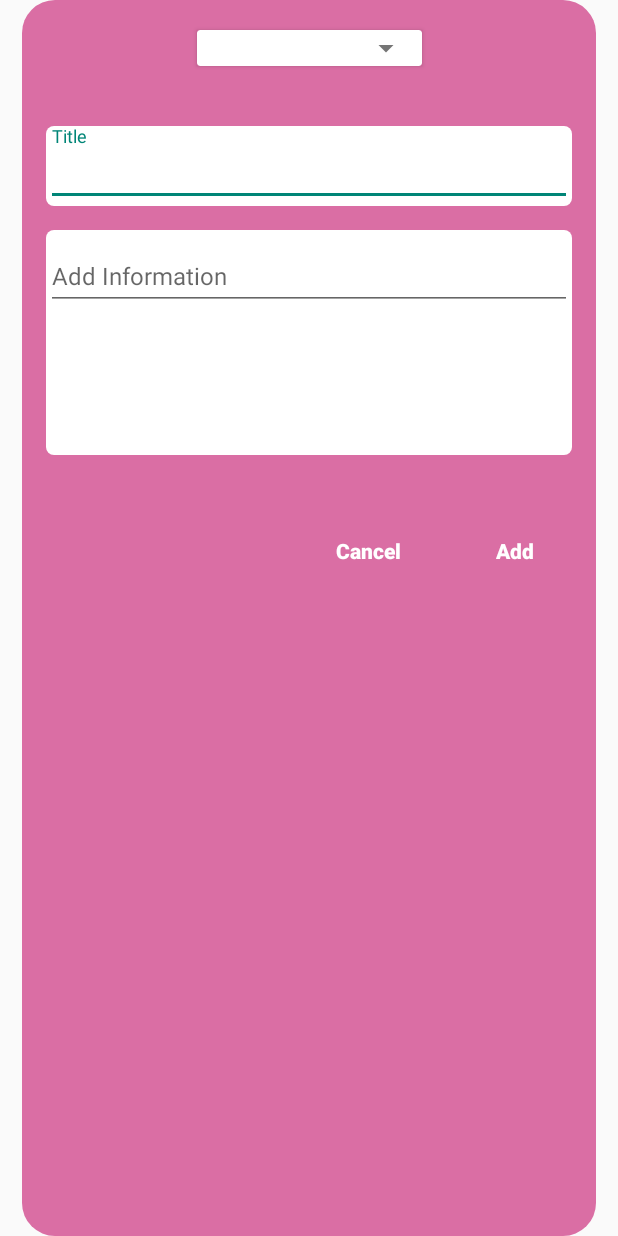
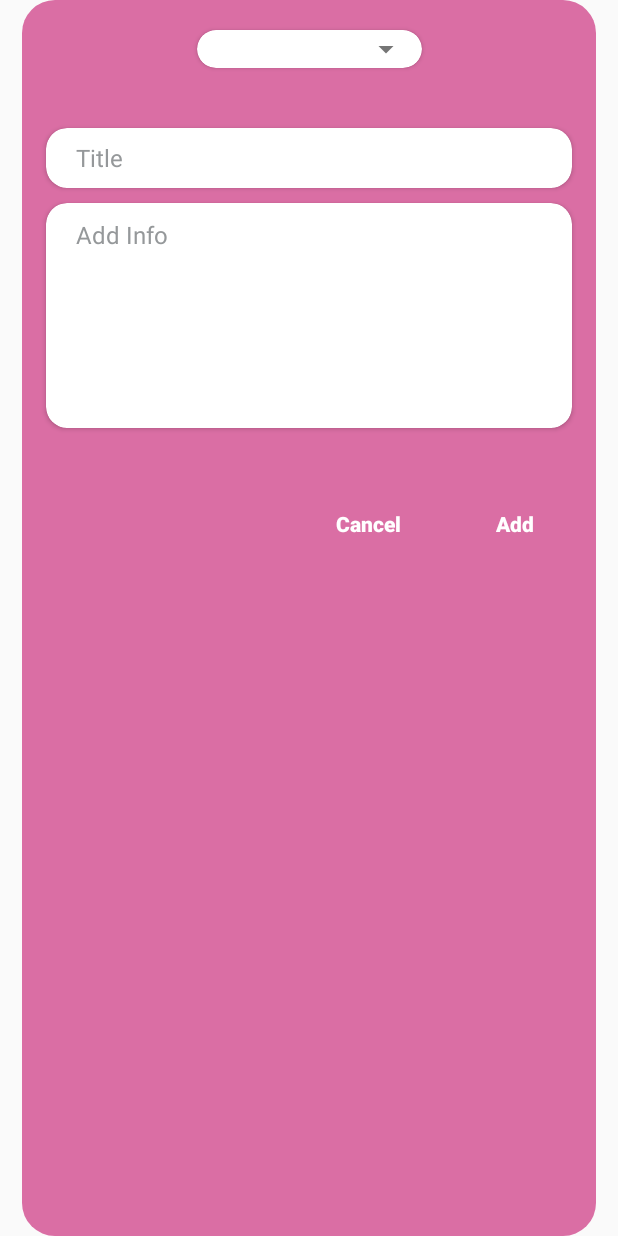
Before and after one commit to LujainaD/LDBeauty, an Android app: the layout fragment_add_info_dialog.xml on its own in the app's theme, with its tools: preview values and no code run, on a phone screen of 412 x 824 dp. Run offline under Robolectric (Android 15) with nearby library versions, the phone set to English and light mode, and no system bars.

Commit message:
layout modification

```diff
--- a/app/src/main/java/com/lujaina/ldbeauty/AppOwner/AoConfirmSalonsFragment.java
+++ b/app/src/main/java/com/lujaina/ldbeauty/AppOwner/AoConfirmSalonsFragment.java
@@ -155,10 +155,8 @@ public class AoConfirmSalonsFragment extends Fragment implements SalonConfirmDia
 		int itemPos = salonNamesArray.indexOf(sprObj);
 		if(confirmOrDecline==1) {
 			salonNamesArray.get(itemPos).setStatusType("Confrim");
-			salonNamesArray.get(itemPos).setStatus(R.drawable.confirm);
 		}else{
 			salonNamesArray.get(itemPos).setStatusType("Cancel");
-            salonNamesArray.get(itemPos).setStatus(R.drawable.cancel);
 
         }
 
--- a/app/src/main/java/com/lujaina/ldbeauty/Models/SPRegistrationModel.java
+++ b/app/src/main/java/com/lujaina/ldbeauty/Models/SPRegistrationModel.java
@@ -13,7 +13,7 @@ public class SPRegistrationModel {
     private String salonImageURL;
     private String userType;
     private String registrationDate;
-    private int status;
+    private String status;
     private String statusType;
     private String updatedDate;
 
@@ -113,11 +113,11 @@ public class SPRegistrationModel {
         this.registrationDate = registrationDate;
     }
 
-    public int getStatus() {
+    public String getStatus() {
         return status;
     }
 
-    public void setStatus(int status) {
+    public void setStatus(String status) {
         this.status = status;
     }
 
--- a/app/src/main/java/com/lujaina/ldbeauty/SP/AddInfoFragment.java
+++ b/app/src/main/java/com/lujaina/ldbeauty/SP/AddInfoFragment.java
@@ -62,6 +62,7 @@ public class AddInfoFragment extends Fragment implements  RecyclerItemTouchHelpe
     @Override
     public void onAttach(@NonNull Context context) {
         super.onAttach(context);
+        mContext = context;
         if (context instanceof MediatorInterface) {
             mMediatorInterface = (MediatorInterface) context;
         } else {
@@ -76,6 +77,7 @@ public class AddInfoFragment extends Fragment implements  RecyclerItemTouchHelpe
                              Bundle savedInstanceState) {
         // Inflate the layout for this fragment
         View parentView = inflater.inflate(R.layout.fragment_add_info, container, false);
+
         FloatingActionButton add = parentView.findViewById(R.id.add_button);
         mAuth = FirebaseAuth.getInstance();
         mFirebaseUser = mAuth.getCurrentUser();
--- a/app/src/main/res/drawable/inset_rectangle_bg.xml
+++ b/app/src/main/res/drawable/inset_rectangle_bg.xml
@@ -2,7 +2,6 @@
 <inset
 	xmlns:android="http://schemas.android.com/apk/res/android"
 	android:drawable="@drawable/rounded_rectangle_bg"
-
 	android:insetRight="15dp"
 	android:insetLeft="15dp">
 </inset>
--- a/app/src/main/res/layout/fragment_add_info_dialog.xml
+++ b/app/src/main/res/layout/fragment_add_info_dialog.xml
@@ -15,6 +15,7 @@
 		android:layout_marginStart="16dp"
 		android:layout_marginTop="20dp"
 		android:layout_marginEnd="16dp"
+		app:cardCornerRadius="14dp"
 		app:layout_constraintEnd_toEndOf="parent"
 		app:layout_constraintStart_toStartOf="parent"
 		app:layout_constraintTop_toTopOf="parent">
@@ -22,12 +23,13 @@
 		<Spinner
 			android:id="@+id/colorSpinner"
 			android:layout_width="match_parent"
-			android:layout_height="wrap_content"
+			android:layout_height="25dp"
 			android:descendantFocusability="blocksDescendants"
 			android:spinnerMode="dropdown"
 			android:theme="@style/ThemeOverlay.AppCompat.Light" />
 	</androidx.cardview.widget.CardView>
 
+<!--
 	<com.google.android.material.textfield.TextInputLayout
 		android:id="@+id/textField"
 		android:layout_width="match_parent"
@@ -54,35 +56,60 @@
 			app:layout_constraintStart_toStartOf="parent" />
 
 	</com.google.android.material.textfield.TextInputLayout>
+-->
+
+	<androidx.cardview.widget.CardView
+		android:id="@+id/cv_title"
+		android:layout_width="match_parent"
+		android:layout_height="wrap_content"
+		android:layout_marginStart="16dp"
+		android:layout_marginTop="40dp"
+		android:layout_marginEnd="16dp"
+		app:cardCornerRadius="14dp"
+		app:layout_constraintEnd_toEndOf="parent"
+		app:layout_constraintStart_toStartOf="parent"
+		app:layout_constraintTop_toBottomOf="@id/cardView_spinner">
+
+		<EditText
+			android:id="@+id/ti_title"
+			android:layout_width="match_parent"
+			android:layout_height="40dp"
+			android:paddingStart="20dp"
+			android:background="@android:color/transparent"
+			android:hint="Title"
+			android:textColorHint="@color/edittext_text_color"
+			android:text=""
+			android:textColor="#000000"
+			android:textSize="16sp" />
+	</androidx.cardview.widget.CardView>
 
 
-	<com.google.android.material.textfield.TextInputLayout
-		android:id="@+id/textField2"
+	<androidx.cardview.widget.CardView
+		android:id="@+id/cv_body"
 		android:layout_width="match_parent"
 		android:layout_height="150dp"
 		android:layout_marginStart="16dp"
-		android:layout_marginTop="16dp"
+		android:layout_marginTop="10dp"
 		android:layout_marginEnd="16dp"
-		android:hint="@string/add_info"
-		android:background="@drawable/rounded_rectangle_for_card"
+		app:cardCornerRadius="14dp"
 		app:layout_constraintEnd_toEndOf="parent"
 		app:layout_constraintStart_toStartOf="parent"
-		app:layout_constraintTop_toBottomOf="@+id/textField">
+		app:layout_constraintTop_toBottomOf="@id/cv_title">
 
-		<com.google.android.material.textfield.TextInputEditText
-			android:id="@+id/body"
+		<EditText
+			android:id="@+id/ti_info"
 			android:layout_width="match_parent"
 			android:layout_height="wrap_content"
-			android:layout_marginTop="16dp"
-			android:ems="10"
-			android:textSize="@dimen/dialogu_inout_size"
+			android:background="@android:color/transparent"
+			android:paddingTop="10dp"
+			android:paddingStart="20dp"
+			android:hint="Add Info"
+			android:textColorHint="@color/edittext_text_color"
 			android:inputType="textMultiLine"
-			android:textColor="@color/edittext_text_color"
-			app:layout_constraintEnd_toEndOf="parent"
-			app:layout_constraintStart_toStartOf="parent" />
-
-	</com.google.android.material.textfield.TextInputLayout>
-
+			android:text=""
+			android:textColor="#000000"
+			android:textSize="16sp" />
+	</androidx.cardview.widget.CardView>
 	<Button
 		android:id="@+id/btn_add"
 		style="@style/Widget.AppCompat.Button.Borderless"
@@ -95,7 +122,7 @@
 		android:textColor="#FFFFFF"
 		android:textStyle="bold"
 		app:layout_constraintEnd_toEndOf="parent"
-		app:layout_constraintTop_toBottomOf="@+id/textField2" />
+		app:layout_constraintTop_toBottomOf="@+id/cv_body" />
 
 	<Button
 		android:id="@+id/btn_cancel"
--- a/app/src/main/res/values/strings.xml
+++ b/app/src/main/res/values/strings.xml
@@ -20,6 +20,8 @@
     <string name="salonName">Salon Name</string>
     <string name="salonCity">Salon City</string>
     <string name="salonPhone">Salon Phone Number</string>
+    <string name="title">Title</string>
+    <string name="addInfo">Add Info</string>
 
 
 </resources>
```
Also changed, not shown: app/src/main/java/com/lujaina/ldbeauty/Adapters/InfoAdapter.java (+5 -6 lines), app/src/main/java/com/lujaina/ldbeauty/Dialogs/AddInfoDialogFragment.java (+28 -4 lines), app/src/main/java/com/lujaina/ldbeauty/Dialogs/SalonConfirmDialogFragment.java (+48 -3 lines), app/src/main/res/layout/cutome_spinner_item.xml (indentation only).
